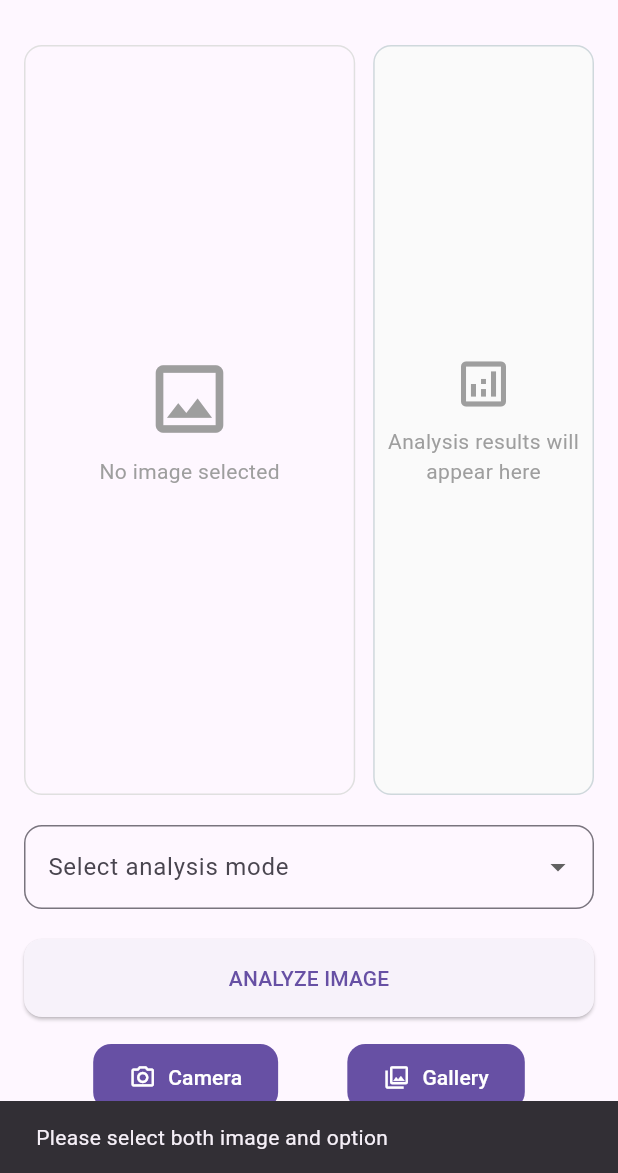
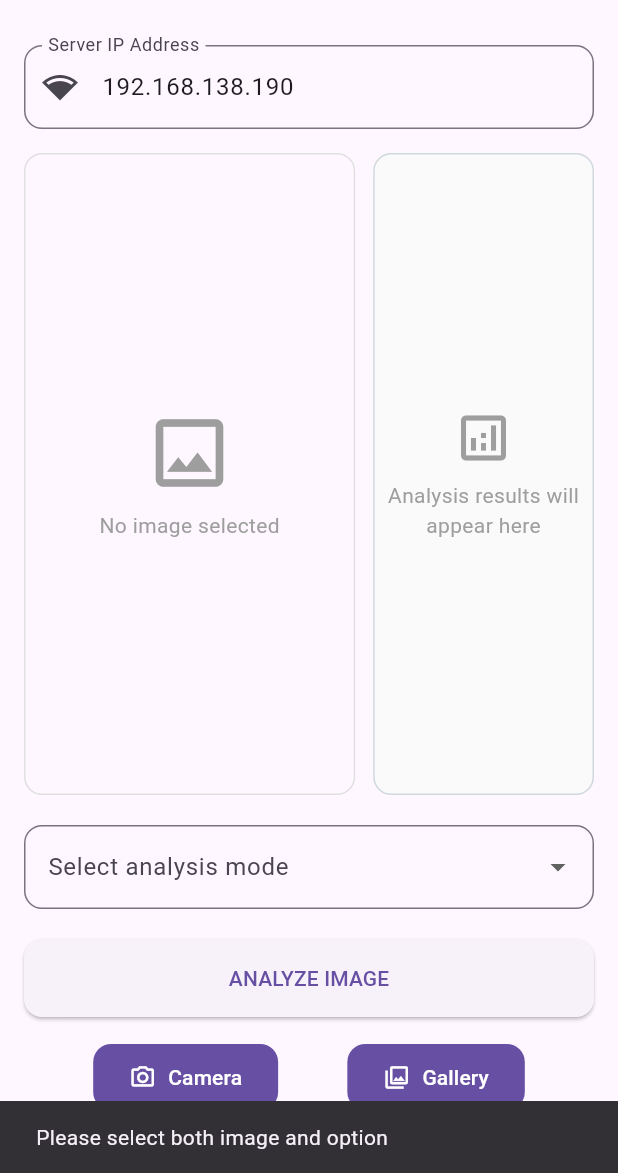
Before and after one commit to TarekMineRoyal/4th-Year-Project-Prototype, a Flutter app: the screen it shows after launch, after a tap on "ANALYZE IMAGE", on a phone screen of 412 x 824 dp, the part 63-1236 px from its top. Run offline on Flutter 3.47's test engine with Material 3 defaults, Android fonts, the phone set to English and light mode, and no system bars; our stand-ins replace image_picker.

Commit message:
Fixing the server unresponsiveness and making the IP dynamic in the mobile app.
The backend had a static locations for the models and the directory did
change so we changed the directories again to the new correct ones.
The server is yet my laptop so the IP is changing from time to time. The
problem is that the IP server in the mobile app is static so an editbox
was added so the user can enter manually the IP address of the server
(The laptop)

```diff
--- a/Mobile app/lib/main.dart
+++ b/Mobile app/lib/main.dart
@@ -4,6 +4,7 @@ import 'package:http/http.dart' as http;
 import 'package:http_parser/http_parser.dart';
 import 'dart:io';
 import 'dart:convert';
+import 'package:flutter/services.dart'; // For TextInputFormatters
 
 void main() {
   runApp(const ImageSelectorApp());
@@ -37,11 +38,14 @@ class _ImageSelectorScreenState extends State<ImageSelectorScreen> {
   final List<String> _analysisResults = [];
   final ImagePicker _picker = ImagePicker();
 
+  // IP Address Controller
+  final TextEditingController _ipController =
+      TextEditingController()..text = '192.168.138.190'; // Default IP
+
   Future<void> _pickImage(ImageSource source) async {
     try {
       final pickedFile = await _picker.pickImage(source: source);
       if (!mounted) return;
-
       if (pickedFile != null) {
         setState(() => _selectedImage = File(pickedFile.path));
       }
@@ -62,6 +66,14 @@ class _ImageSelectorScreenState extends State<ImageSelectorScreen> {
       return;
     }
 
+    // Validate IP address
+    if (_ipController.text.isEmpty) {
+      ScaffoldMessenger.of(context).showSnackBar(
+        const SnackBar(content: Text('Please enter server IP address')),
+      );
+      return;
+    }
+
     setState(() {
       _isSending = true;
       _analysisResults.clear();
@@ -70,7 +82,7 @@ class _ImageSelectorScreenState extends State<ImageSelectorScreen> {
     try {
       var request = http.MultipartRequest(
         'POST',
-        Uri.parse('http://192.168.103.190:8000/upload'),
+        Uri.parse('http://${_ipController.text}:8000/upload'),
       );
 
       // Add form data
@@ -91,29 +103,21 @@ class _ImageSelectorScreenState extends State<ImageSelectorScreen> {
         ),
       );
 
-      // Debug print
-      print('Sending to: ${request.url}');
-      print('With option: ${request.fields['option']}');
-
       var response = await request.send();
       final responseBody = await response.stream.bytesToString();
-      print('Raw response: $responseBody');
 
       if (!mounted) return;
-
       if (response.statusCode == 200) {
         final List<dynamic> resultList = jsonDecode(responseBody);
         setState(() {
           _analysisResults.addAll(resultList.map((e) => e.toString()));
         });
       } else {
-        if (!mounted) return;
         ScaffoldMessenger.of(context).showSnackBar(
           SnackBar(content: Text('Analysis failed (${response.statusCode})')),
         );
       }
     } catch (e) {
-      print('Full error: $e');
       if (!mounted) return;
       ScaffoldMessenger.of(context).showSnackBar(
         SnackBar(content: Text('Connection error: ${e.toString()}')),
@@ -132,6 +136,27 @@ class _ImageSelectorScreenState extends State<ImageSelectorScreen> {
         child: Column(
           crossAxisAlignment: CrossAxisAlignment.stretch,
           children: [
+            // IP Address Input
+            Padding(
+              padding: const EdgeInsets.only(bottom: 16.0),
+              child: TextField(
+                controller: _ipController,
+                decoration: InputDecoration(
+                  labelText: 'Server IP Address',
+                  hintText: 'e.g. 192.168.1.100',
+                  border: OutlineInputBorder(
+                    borderRadius: BorderRadius.circular(12),
+                  ),
+                  prefixIcon: const Icon(Icons.network_wifi),
+                ),
+                inputFormatters: [
+                  FilteringTextInputFormatter.allow(
+                    RegExp(r'^([0-9]{1,3}\.){0,3}[0-9]{1,3}$'),
+                  ),
+                ],
+              ),
+            ),
+
             // Image and Results Row
             Expanded(
               child: Row(
@@ -172,7 +197,6 @@ class _ImageSelectorScreenState extends State<ImageSelectorScreen> {
                     ),
                   ),
                   const SizedBox(width: 12),
-
                   // Analysis Results
                   Expanded(
                     flex: 4,
@@ -224,7 +248,6 @@ class _ImageSelectorScreenState extends State<ImageSelectorScreen> {
               ),
             ),
             const SizedBox(height: 20),
-
             // Option Selector
             DropdownButtonFormField<String>(
               decoration: InputDecoration(
@@ -246,7 +269,6 @@ class _ImageSelectorScreenState extends State<ImageSelectorScreen> {
               onChanged: (value) => setState(() => _selectedOption = value),
             ),
             const SizedBox(height: 20),
-
             // Analyze Button
             ElevatedButton(
               onPressed: _isSending ? null : _sendForAnalysis,
@@ -266,7 +288,6 @@ class _ImageSelectorScreenState extends State<ImageSelectorScreen> {
                       : const Text('ANALYZE IMAGE'),
             ),
             const SizedBox(height: 16),
-
             // Camera/Gallery Buttons
             Padding(
               padding: const EdgeInsets.only(bottom: 24.0),
```
Also changed, not shown: 1 other file.
